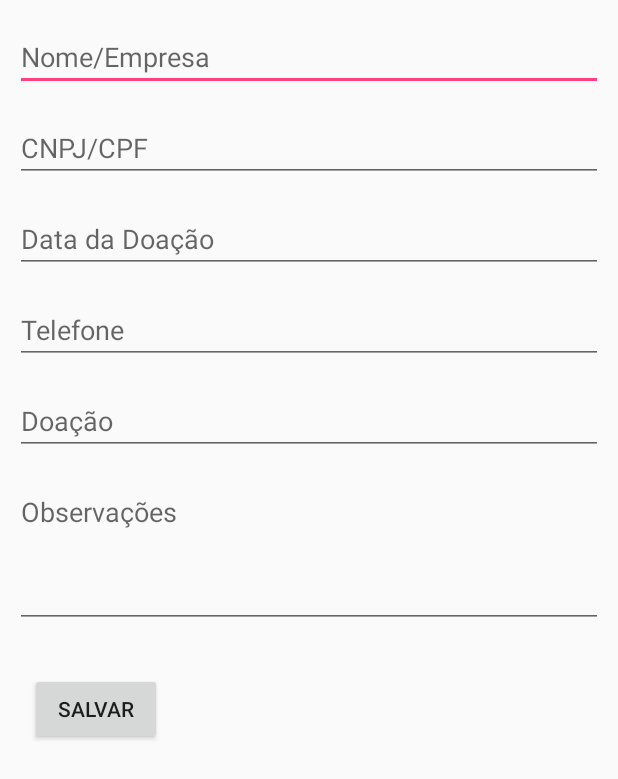
After one commit to matheusrs/App3a, an Android app: the CadastroParceiros screen opened directly, with no data from a screen before it, on a phone screen of 412 x 824 dp. The commit adds this screen. Shown: the top 779 px of the screen. Run offline under Robolectric (Android 15) with nearby library versions, the phone set to English and light mode, and no system bars.

Commit message:
cadastro parceiros

```diff
--- /dev/null
+++ b/Aplicativo3a/app/src/main/java/com/example/bruno/aplicativo3a/CadastroParceiros/CadastroParceiros.java
@@ -0,0 +1,15 @@
+package com.example.bruno.aplicativo3a.CadastroParceiros;
+
+import android.support.v7.app.AppCompatActivity;
+import android.os.Bundle;
+import com.example.bruno.aplicativo3a.R;
+
+
+public class CadastroParceiros extends AppCompatActivity {
+
+    @Override
+    protected void onCreate(Bundle savedInstanceState) {
+        super.onCreate(savedInstanceState);
+        setContentView(R.layout.activity_cadastro_parceiros);
+    }
+}
--- /dev/null
+++ b/Aplicativo3a/app/src/main/java/com/example/bruno/aplicativo3a/ListagemParceiros/FragmentoParceirosView.java
@@ -0,0 +1,4 @@
+package com.example.bruno.aplicativo3a.ListagemParceiros;
+
+public interface FragmentoParceirosView {
+}
--- a/Aplicativo3a/app/src/main/java/com/example/bruno/aplicativo3a/Main/MainActivity.java
+++ b/Aplicativo3a/app/src/main/java/com/example/bruno/aplicativo3a/Main/MainActivity.java
@@ -8,6 +8,7 @@ import android.support.v4.view.ViewPager;
 import android.os.Bundle;
 
 import com.example.bruno.aplicativo3a.ListagemAssistidos.FragmentoAssistidos;
+import com.example.bruno.aplicativo3a.ListagemParceiros.FragmentoParceiros;
 import com.example.bruno.aplicativo3a.R;
 
 import butterknife.BindView;
@@ -45,7 +46,10 @@ public class MainActivity extends AppCompatActivity {
 
     private void setupViewPager(ViewPager viewPager) {
         SectionsPagerAdapter adapter = new SectionsPagerAdapter(getSupportFragmentManager());
+        adapter.addFragment(new FragmentoAssistidos(), "Avisos");
+        adapter.addFragment(new FragmentoAssistidos(), "Calendário");
         adapter.addFragment(new FragmentoAssistidos(), "Assistidos");
+        adapter.addFragment(new FragmentoParceiros(), "Parceiros");
         viewPager.setAdapter(adapter);
     }
 
--- /dev/null
+++ b/Aplicativo3a/app/src/main/res/layout/activity_cadastro_parceiros.xml
@@ -0,0 +1,85 @@
+<?xml version="1.0" encoding="utf-8"?>
+
+<ScrollView
+    android:layout_width="match_parent"
+    android:layout_height="match_parent"
+    xmlns:android="http://schemas.android.com/apk/res/android" >
+
+    <LinearLayout
+        android:layout_width="match_parent"
+        android:layout_height="match_parent"
+        android:orientation="vertical">
+
+        <EditText
+            android:id="@+id/edTxtNome"
+            android:layout_width="match_parent"
+            android:layout_height="wrap_content"
+            android:hint="Nome/Empresa"
+            android:layout_marginRight="10dp"
+            android:layout_marginLeft="10dp"
+            android:layout_marginTop="15dp"
+            android:inputType="text"/>
+
+        <EditText
+            android:id="@+id/edTxtCNPJ"
+            android:layout_width="match_parent"
+            android:layout_height="wrap_content"
+            android:hint="CNPJ/CPF"
+            android:layout_marginRight="10dp"
+            android:layout_marginLeft="10dp"
+            android:layout_marginTop="15dp"
+            android:inputType="datetime"/>
+
+        <EditText
+            android:id="@+id/edTxtData"
+            android:layout_width="match_parent"
+            android:layout_height="wrap_content"
+            android:hint="Data da Doação"
+            android:layout_marginRight="10dp"
+            android:layout_marginLeft="10dp"
+            android:layout_marginTop="15dp"
+            android:inputType="datetime"/>
+
+        <EditText
+            android:id="@+id/edTxtTelefone"
+            android:layout_width="match_parent"
+            android:layout_height="wrap_content"
+            android:hint="Telefone"
+            android:layout_marginRight="10dp"
+            android:layout_marginLeft="10dp"
+            android:layout_marginTop="15dp"
+            android:inputType="phone"/>
+
+        <EditText
+            android:id="@+id/edTxtDoacao"
+            android:layout_width="match_parent"
+            android:layout_height="wrap_content"
+            android:hint="Doação"
+            android:layout_marginRight="10dp"
+            android:layout_marginLeft="10dp"
+            android:layout_marginTop="15dp"
+            android:inputType="text"/>
+
+
+        <EditText
+            android:id="@+id/edTxtObservacoes"
+            android:layout_width="match_parent"
+            android:layout_height="100dp"
+            android:hint="Observações"
+            android:lines="10"
+            android:layout_marginRight="10dp"
+            android:layout_marginLeft="10dp"
+            android:layout_marginTop="15dp"
+            android:inputType="text"
+            android:gravity="top"/>
+
+        <Button
+            android:id="@+id/btnSalvar"
+            android:layout_width="wrap_content"
+            android:layout_height="wrap_content"
+            android:text="Salvar"
+            android:layout_marginLeft="20dp"
+            android:layout_marginTop="30dp"/>
+
+    </LinearLayout>
+</ScrollView>
```
Also changed, not shown: Aplicativo3a/app/src/main/AndroidManifest.xml (+5 -4 lines), Aplicativo3a/app/src/main/java/com/example/bruno/aplicativo3a/ListagemParceiros/FragmentoParceiros.java (added, +84 -0 lines), Aplicativo3a/app/src/main/java/com/example/bruno/aplicativo3a/ListagemParceiros/FragmentoParceirosAdapter.java (added, +79 -0 lines), Aplicativo3a/app/src/main/java/com/example/bruno/aplicativo3a/ListagemParceiros/FragmentoParceirosPresenter.java (added, +7 -0 lines), Aplicativo3a/app/src/main/java/com/example/bruno/aplicativo3a/ListagemParceiros/OnRecyclerViewSelected.java (added, +7 -0 lines), Aplicativo3a/app/src/main/java/com/example/bruno/aplicativo3a/ListagemParceiros/SearchFiltro.java (added, +17 -0 lines), Aplicativo3a/app/src/main/java/com/example/bruno/aplicativo3a/entitiy/ParceiroEntity.java (added, +53 -0 lines), Aplicativo3a/app/src/main/res/layout/activity_main2.xml (+6 -2 lines), Aplicativo3a/app/src/main/res/layout/fragment_fragmento_parceiros.xml (added, +49 -0 lines), Aplicativo3a/app/src/main/res/layout/parceiros_item_list.xml (added, +42 -0 lines), 1 other file.
